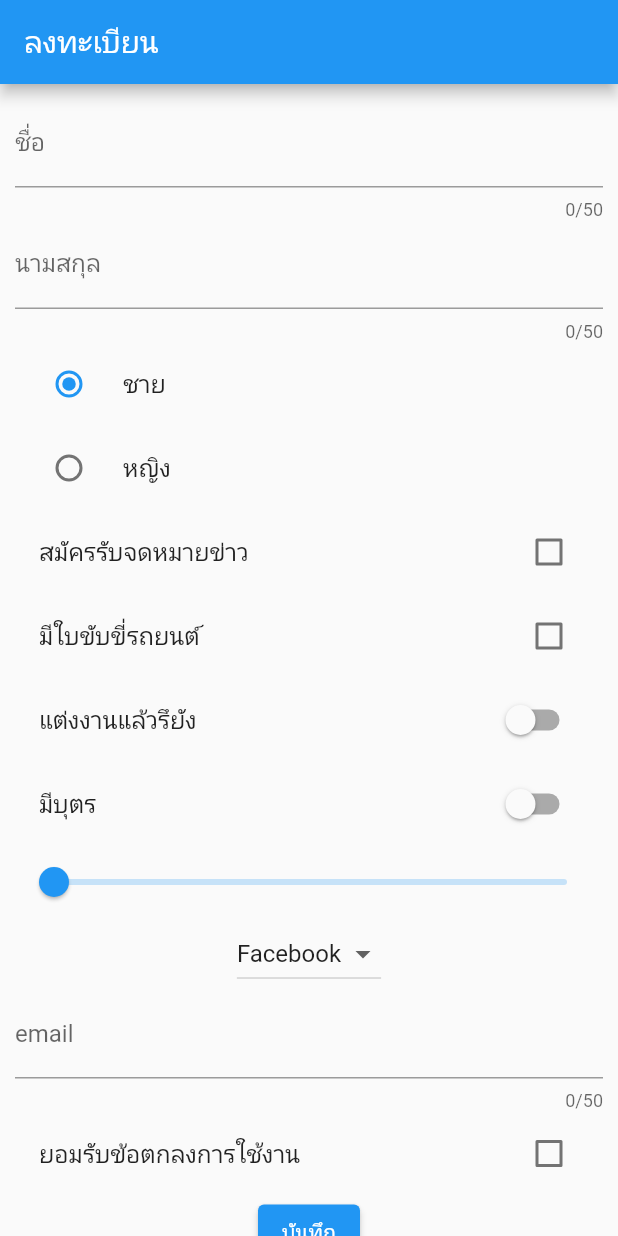
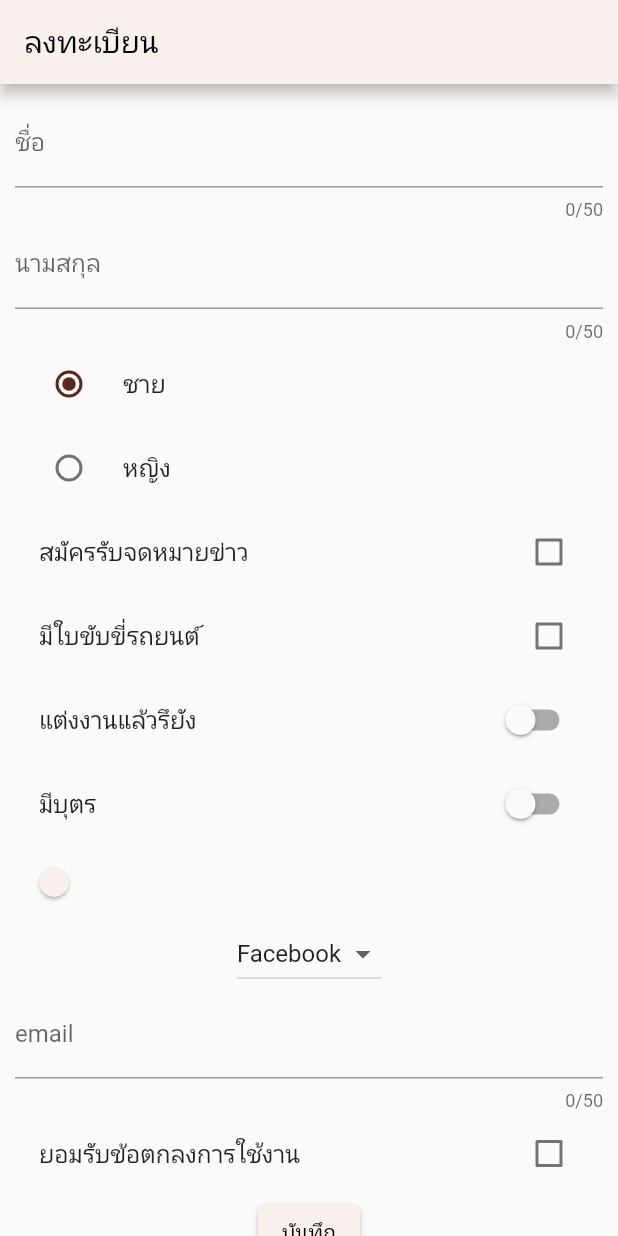
Before and after one commit to PornthaweeWork/flutter_form, a Flutter app: the screen it shows after launch, on a phone screen of 412 x 824 dp. Run offline on Flutter 3.47's test engine with Material 2 defaults, Android fonts, the phone set to English and light mode, and no system bars; our stand-ins replace flutter_svg, matcher; Roboto replaces fonts that are missing (PSL-EmpireExtra).

```diff
--- /dev/null
+++ b/lib/color/palette.dart
@@ -0,0 +1,48 @@
+import 'package:flutter/material.dart';
+class Palette {
+  static const MaterialColor kToDark = const MaterialColor(
+    0xffF7F0ED,
+    const <int, Color>{
+      50: const Color(0xffce5641 ),//10%
+      100: const Color(0xffb74c3a),//20%
+      200: const Color(0xffa04332),//30%
+      300: const Color(0xff89392b),//40%
+      400: const Color(0xff733024),//50%
+      500: const Color(0xff5c261d),//60%
+      600: const Color(0xff451c16),//70%
+      700: const Color(0xff2e130e),//80%
+      800: const Color(0xff170907),//90%
+      900: const Color(0xff000000),//100%
+    },
+  );
+  static const MaterialColor kToWhite = const MaterialColor(
+    0xffF5F5F5,
+    const <int, Color>{
+      50: const Color(0xffce5641 ),//10%
+      100: const Color(0xffb74c3a),//20%
+      200: const Color(0xffa04332),//30%
+      300: const Color(0xff89392b),//40%
+      400: const Color(0xff733024),//50%
+      500: const Color(0xff5c261d),//60%
+      600: const Color(0xff451c16),//70%
+      700: const Color(0xff2e130e),//80%
+      800: const Color(0xff170907),//90%
+      900: const Color(0xff000000),//100%
+    },
+  );
+    static const MaterialColor textRed = const MaterialColor(
+    0xff5A0006,
+    const <int, Color>{
+      50: const Color(0xffce5641 ),//10%
+      100: const Color(0xffb74c3a),//20%
+      200: const Color(0xffa04332),//30%
+      300: const Color(0xff89392b),//40%
+      400: const Color(0xff733024),//50%
+      500: const Color(0xff5c261d),//60%
+      600: const Color(0xff451c16),//70%
+      700: const Color(0xff2e130e),//80%
+      800: const Color(0xff170907),//90%
+      900: const Color(0xff000000),//100%
+    },
+  );
+}
--- a/lib/main.dart
+++ b/lib/main.dart
@@ -1,4 +1,6 @@
 import 'package:flutter/material.dart';
+import 'package:flutter_form/color/palette.dart';
+import 'package:flutter_form/screens/about_us_screen.dart';
 import 'package:flutter_form/screens/home_screen.dart';
 
 void main() => runApp(MainApp());
@@ -9,6 +11,10 @@ class MainApp extends StatelessWidget {
     return MaterialApp(
       title: 'ลงทะเบียน',
       home: HomeScreen(),
+      theme: ThemeData(
+        primarySwatch: Palette.kToDark,
+        fontFamily: 'PSL-EmpireExtra'
+      ),
     );
   }
 }
--- a/lib/screens/home_screen.dart
+++ b/lib/screens/home_screen.dart
@@ -1,4 +1,5 @@
 import 'package:flutter/material.dart';
+import 'package:flutter_form/screens/about_us_screen.dart';
 import 'package:flutter_form/widget/checkbox_form_field.dart';
 
 class HomeScreen extends StatefulWidget {
@@ -53,6 +54,7 @@ class _HomeScreenState extends State<HomeScreen> {
                   print('Channel: ${channel}');
                   print('Email: ${email}');
                   print('Agreement: ${agreement}');
+                  Navigator.of(context).push(MaterialPageRoute(builder: (context) => AboutUsScreen()));
                 },
                 child: Text('บันทึก'),
               ),
```
Also changed, not shown: lib/screens/about_us_screen.dart (added, +269 -0 lines), pubspec.yaml (+13 -6 lines), assets/fonts/PSL-EmpireExtra.ttf (added), assets/fonts/PSL-Text.ttf (added), assets/icons/back.svg (added), assets/images/content-1.png (added), assets/images/content-2.png (added), assets/images/content-3.png (added), assets/images/content-4.png (added), assets/images/content-5.png (added), assets/images/content-6.png (added), assets/images/content-7.png (added), pubspec.lock.
